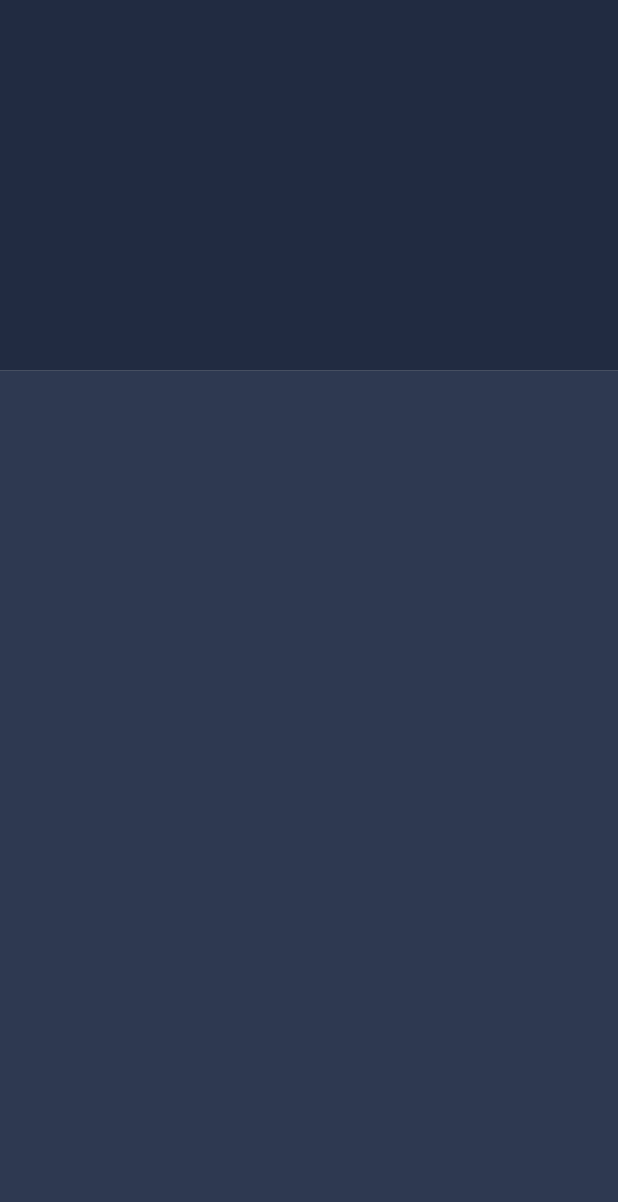
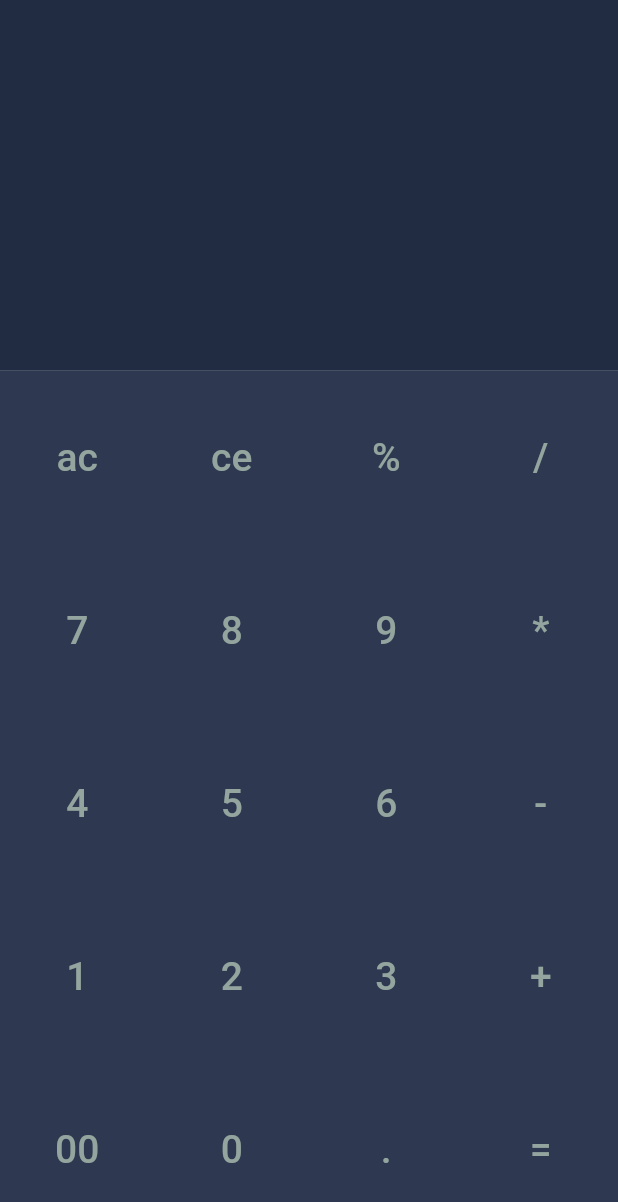
Before and after one commit to mehrdadmoradi001/calculator, a Flutter app: the screen it shows after launch, on a phone screen of 412 x 824 dp. Shown: the top 1202 px of the screen. Run offline on Flutter 3.47's test engine with Material 2 defaults, Android fonts, the phone set to English and light mode, and no system bars; our stand-ins replace hexcolor.

Commit message:
1- give input to keyBoardButtons Function. 2- Use keyBoard_buttons.dart in main.dart

```diff
--- a/lib/main.dart
+++ b/lib/main.dart
@@ -1,4 +1,5 @@
 import 'package:calculator_task/constants/const_color.dart';
+import 'package:calculator_task/widgets/keyBoard_buttons.dart';
 import 'package:flutter/material.dart';
 
 void main() {
@@ -26,6 +27,16 @@ class Application extends StatelessWidget {
                 flex: 7,
                 child: Container(
                   color: backgroundGrey,
+                  child: Column(
+                    mainAxisAlignment: MainAxisAlignment.spaceAround,
+                    children: [
+                      KeyBoardButtons('ac','ce','%','/'),
+                      KeyBoardButtons('7','8','9','*'),
+                      KeyBoardButtons('4','5','6','-'),
+                      KeyBoardButtons('1','2','3','+'),
+                      KeyBoardButtons('00','0','.','='),
+                    ],
+                  ),
                 ),
               ),
             ],
--- a/lib/widgets/keyBoard_buttons.dart
+++ b/lib/widgets/keyBoard_buttons.dart
@@ -0,0 +1,30 @@
+import 'package:calculator_task/constants/const_color.dart';
+import 'package:flutter/material.dart';
+
+
+
+Widget KeyBoardButtons(String text1 , String text2, String text3, String text4) {
+  return Row(
+    mainAxisAlignment: MainAxisAlignment.spaceAround,
+    children: [
+      _getPadding(text1),
+      _getPadding(text2),
+      _getPadding(text3),
+      _getPadding(text4),
+    ],
+  );
+}
+
+
+Widget _getPadding(String text){
+  return TextButton(
+    onPressed: () {},
+    child: Padding(
+      padding: EdgeInsets.all(3),
+      child: Text(
+        text,
+        style: TextStyle(color: textGrey, fontSize: 26),
+      ),
+    ),
+  );
+}
```
